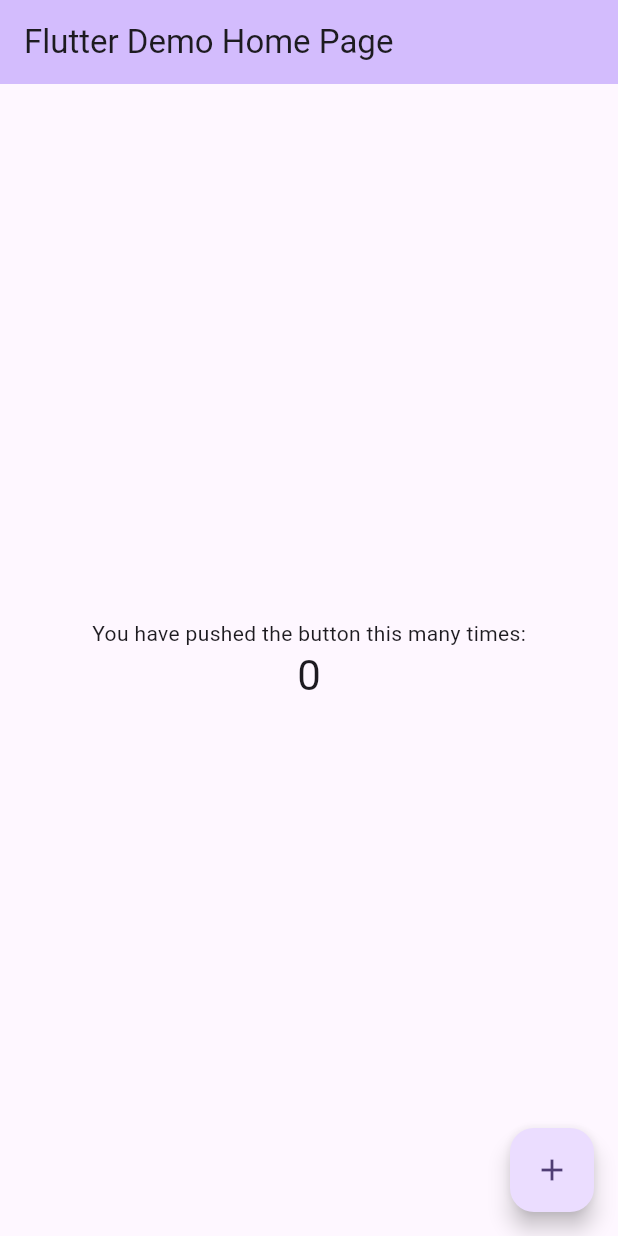
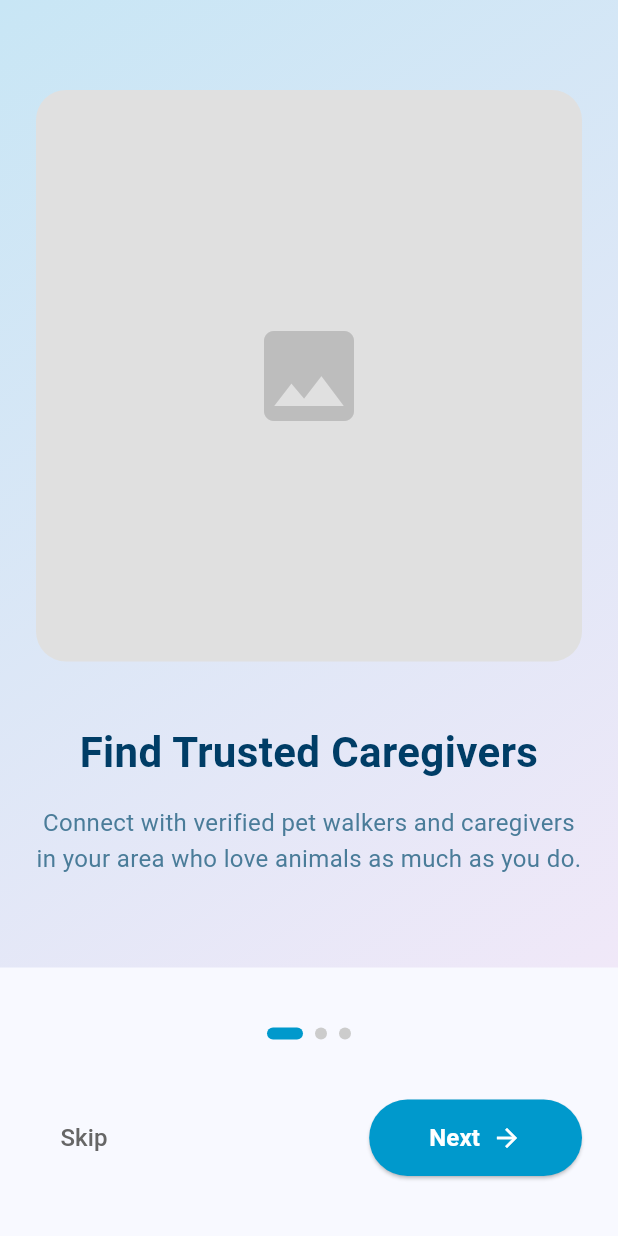
Before and after one commit to Aayush-207/Sahaara_service_application, a Flutter app: the screen it shows after launch, on a phone screen of 412 x 824 dp. Run offline on Flutter 3.47's test engine with Material 3 defaults, Android fonts, the phone set to English and light mode, and no system bars.

Commit message:
Created Landing pages

```diff
--- a/lib/main.dart
+++ b/lib/main.dart
@@ -7,116 +7,260 @@ void main() {
 class MyApp extends StatelessWidget {
   const MyApp({super.key});
 
-  // This widget is the root of your application.
   @override
   Widget build(BuildContext context) {
     return MaterialApp(
-      title: 'Flutter Demo',
+      title: 'Pet Care App',
       theme: ThemeData(
-        // This is the theme of your application.
-        //
-        // TRY THIS: Try running your application with "flutter run". You'll see
-        // the application has a purple toolbar. Then, without quitting the app,
-        // try changing the seedColor in the colorScheme below to Colors.green
-        // and then invoke "hot reload" (save your changes or press the "hot
-        // reload" button in a Flutter-supported IDE, or press "r" if you used
-        // the command line to start the app).
-        //
-        // Notice that the counter didn't reset back to zero; the application
-        // state is not lost during the reload. To reset the state, use hot
-        // restart instead.
-        //
-        // This works for code too, not just values: Most code changes can be
-        // tested with just a hot reload.
-        colorScheme: .fromSeed(seedColor: Colors.deepPurple),
+        colorScheme: ColorScheme.fromSeed(seedColor: Colors.blue),
+        useMaterial3: true,
       ),
-      home: const MyHomePage(title: 'Flutter Demo Home Page'),
+      home: const OnboardingScreen(),
     );
   }
 }
 
-class MyHomePage extends StatefulWidget {
-  const MyHomePage({super.key, required this.title});
+class OnboardingData {
+  final String title;
+  final String description;
 
-  // This widget is the home page of your application. It is stateful, meaning
-  // that it has a State object (defined below) that contains fields that affect
-  // how it looks.
+  OnboardingData({
+    required this.title,
+    required this.description,
+  });
+}
 
-  // This class is the configuration for the state. It holds the values (in this
-  // case the title) provided by the parent (in this case the App widget) and
-  // used by the build method of the State. Fields in a Widget subclass are
-  // always marked "final".
-
-  final String title;
+class OnboardingScreen extends StatefulWidget {
+  const OnboardingScreen({super.key});
 
   @override
-  State<MyHomePage> createState() => _MyHomePageState();
+  State<OnboardingScreen> createState() => _OnboardingScreenState();
 }
 
-class _MyHomePageState extends State<MyHomePage> {
-  int _counter = 0;
+class _OnboardingScreenState extends State<OnboardingScreen> {
+  late PageController _pageController;
+  int _currentPage = 0;
 
-  void _incrementCounter() {
-    setState(() {
-      // This call to setState tells the Flutter framework that something has
-      // changed in this State, which causes it to rerun the build method below
-      // so that the display can reflect the updated values. If we changed
-      // _counter without calling setState(), then the build method would not be
-      // called again, and so nothing would appear to happen.
-      _counter++;
-    });
+  final List<OnboardingData> onboardingPages = [
+    OnboardingData(
+      title: 'Find Trusted Caregivers',
+      description:
+          'Connect with verified pet walkers and caregivers in your area who love animals as much as you do.',
+    ),
+    OnboardingData(
+      title: 'Track in Real-Time',
+      description:
+          'Monitor your pet\'s activities with live GPS tracking and receive photo updates during walks.',
+    ),
+    OnboardingData(
+      title: 'Peace of Mind',
+      description:
+          'Book with confidence knowing all caregivers are background-checked and highly rated by the community.',
+    ),
+  ];
+
+  @override
+  void initState() {
+    super.initState();
+    _pageController = PageController();
+  }
+
+  @override
+  void dispose() {
+    _pageController.dispose();
+    super.dispose();
+  }
+
+  void _nextPage() {
+    if (_currentPage < onboardingPages.length - 1) {
+      _pageController.nextPage(
+        duration: const Duration(milliseconds: 300),
+        curve: Curves.easeInOut,
+      );
+    } else {
+      // Navigate to login/signup
+      Navigator.of(context).pushReplacementNamed('/login');
+    }
+  }
+
+  void _skipOnboarding() {
+    Navigator.of(context).pushReplacementNamed('/login');
   }
 
   @override
   Widget build(BuildContext context) {
-    // This method is rerun every time setState is called, for instance as done
-    // by the _incrementCounter method above.
-    //
-    // The Flutter framework has been optimized to make rerunning build methods
-    // fast, so that you can just rebuild anything that needs updating rather
-    // than having to individually change instances of widgets.
     return Scaffold(
-      appBar: AppBar(
-        // TRY THIS: Try changing the color here to a specific color (to
-        // Colors.amber, perhaps?) and trigger a hot reload to see the AppBar
-        // change color while the other colors stay the same.
-        backgroundColor: Theme.of(context).colorScheme.inversePrimary,
-        // Here we take the value from the MyHomePage object that was created by
-        // the App.build method, and use it to set our appbar title.
-        title: Text(widget.title),
+      body: Column(
+        children: [
+          Expanded(
+            child: PageView.builder(
+              controller: _pageController,
+              onPageChanged: (index) {
+                setState(() {
+                  _currentPage = index;
+                });
+              },
+              itemCount: onboardingPages.length,
+              itemBuilder: (context, index) {
+                return OnboardingPage(
+                  data: onboardingPages[index],
+                );
+              },
             ),
-      body: Center(
-        // Center is a layout widget. It takes a single child and positions it
-        // in the middle of the parent.
+          ),
+          Padding(
+            padding: const EdgeInsets.symmetric(vertical: 40, horizontal: 24),
             child: Column(
-          // Column is also a layout widget. It takes a list of children and
-          // arranges them vertically. By default, it sizes itself to fit its
-          // children horizontally, and tries to be as tall as its parent.
-          //
-          // Column has various properties to control how it sizes itself and
-          // how it positions its children. Here we use mainAxisAlignment to
-          // center the children vertically; the main axis here is the vertical
-          // axis because Columns are vertical (the cross axis would be
-          // horizontal).
-          //
-          // TRY THIS: Invoke "debug painting" (choose the "Toggle Debug Paint"
-          // action in the IDE, or press "p" in the console), to see the
-          // wireframe for each widget.
-          mainAxisAlignment: .center,
               children: [
-            const Text('You have pushed the button this many times:'),
+                // Page Indicators
+                Row(
+                  mainAxisAlignment: MainAxisAlignment.center,
+                  children: List.generate(
+                    onboardingPages.length,
+                    (index) => Container(
+                      width: _currentPage == index ? 24 : 8,
+                      height: 8,
+                      margin: const EdgeInsets.symmetric(horizontal: 4),
+                      decoration: BoxDecoration(
+                        borderRadius: BorderRadius.circular(4),
+                        color: _currentPage == index
+                            ? const Color(0xFF0099CC)
+                            : const Color(0xFFCCCCCC),
+                      ),
+                    ),
+                  ),
+                ),
+                const SizedBox(height: 40),
+                // Navigation Buttons
+                Row(
+                  children: [
+                    TextButton(
+                      onPressed: _skipOnboarding,
+                      child: const Text(
+                        'Skip',
+                        style: TextStyle(
+                          fontSize: 16,
+                          color: Color(0xFF666666),
+                          fontWeight: FontWeight.w500,
+                        ),
+                      ),
+                    ),
+                    const Spacer(),
+                    ElevatedButton(
+                      onPressed: _nextPage,
+                      style: ElevatedButton.styleFrom(
+                        backgroundColor: const Color(0xFF0099CC),
+                        padding: const EdgeInsets.symmetric(
+                          horizontal: 40,
+                          vertical: 14,
+                        ),
+                        shape: RoundedRectangleBorder(
+                          borderRadius: BorderRadius.circular(30),
+                        ),
+                      ),
+                      child: Row(
+                        mainAxisSize: MainAxisSize.min,
+                        children: [
                           Text(
-              '$_counter',
-              style: Theme.of(context).textTheme.headlineMedium,
+                            _currentPage == onboardingPages.length - 1
+                                ? 'Get Started'
+                                : 'Next',
+                            style: const TextStyle(
+                              fontSize: 16,
+                              color: Colors.white,
+                              fontWeight: FontWeight.w600,
+                            ),
+                          ),
+                          const SizedBox(width: 8),
+                          const Icon(
+                            Icons.arrow_forward,
+                            color: Colors.white,
+                            size: 20,
                           ),
                         ],
                       ),
                     ),
-      floatingActionButton: FloatingActionButton(
-        onPressed: _incrementCounter,
-        tooltip: 'Increment',
-        child: const Icon(Icons.add),
+                  ],
+                ),
+              ],
+            ),
+          ),
+        ],
       ),
     );
   }
 }
+
+class OnboardingPage extends StatelessWidget {
+  final OnboardingData data;
+
+  const OnboardingPage({
+    super.key,
+    required this.data,
+  });
+
+  @override
+  Widget build(BuildContext context) {
+    return Container(
+      decoration: const BoxDecoration(
+        gradient: LinearGradient(
+          begin: Alignment.topLeft,
+          end: Alignment.bottomRight,
+          colors: [
+            Color(0xFFC8E6F5),
+            Color(0xFFF0E8F8),
+          ],
+        ),
+      ),
+      child: Padding(
+        padding: const EdgeInsets.symmetric(horizontal: 24, vertical: 40),
+        child: Column(
+          children: [
+            const SizedBox(height: 20),
+            // Placeholder Image
+            Expanded(
+              child: Container(
+                width: double.infinity,
+                decoration: BoxDecoration(
+                  borderRadius: BorderRadius.circular(20),
+                  color: Colors.grey[300],
+                ),
+                child: Center(
+                  child: Icon(
+                    Icons.image,
+                    size: 80,
+                    color: Colors.grey[400],
+                  ),
+                ),
+              ),
+            ),
+            const SizedBox(height: 40),
+            // Title
+            Text(
+              data.title,
+              textAlign: TextAlign.center,
+              style: const TextStyle(
+                fontSize: 28,
+                fontWeight: FontWeight.w700,
+                color: Color(0xFF003D66),
+              ),
+            ),
+            const SizedBox(height: 16),
+            // Description
+            Text(
+              data.description,
+              textAlign: TextAlign.center,
+              style: const TextStyle(
+                fontSize: 16,
+                fontWeight: FontWeight.w400,
+                color: Color(0xFF4A7C99),
+                height: 1.5,
+              ),
+            ),
+            const SizedBox(height: 20),
+          ],
+        ),
+      ),
+    );
+  }
+}
```
Lines whose indentation alone changed are shown as unchanged.
